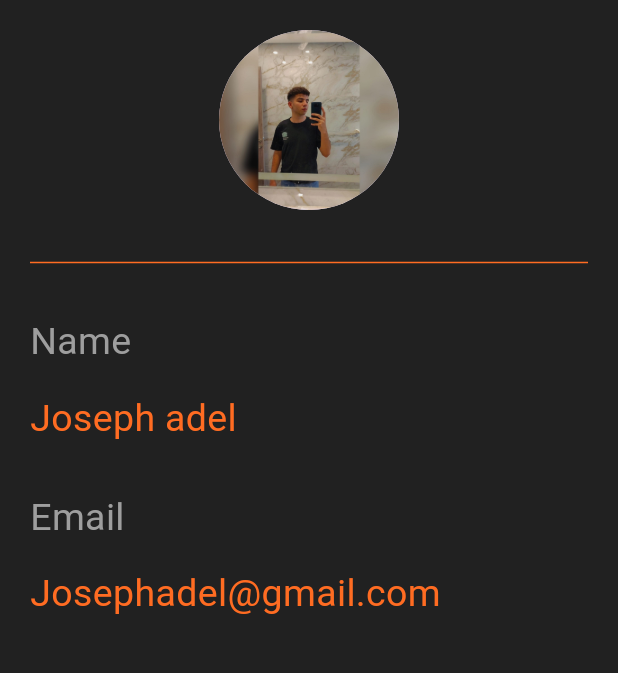
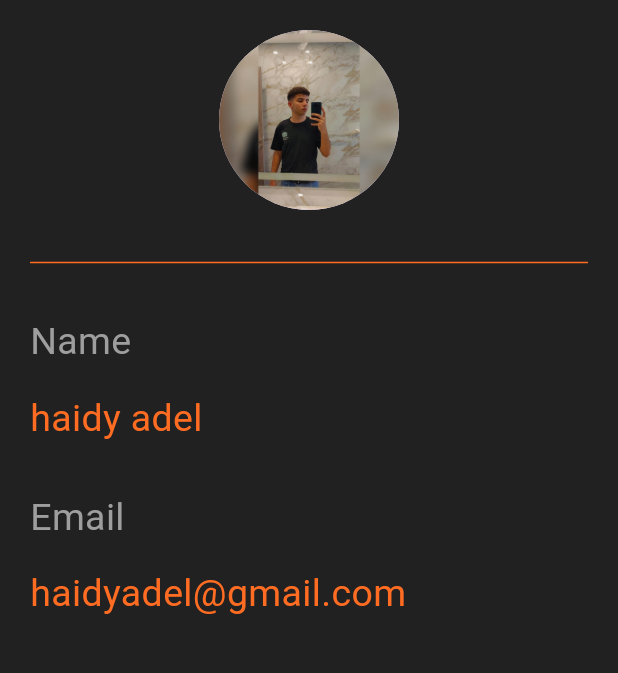
Before and after one commit to haidyadel12/flutter-project, a Flutter app: the info screen opened by its route, on a phone screen of 412 x 824 dp, the part 120-793 px from its top. Run offline on Flutter 3.47's test engine with Material 3 defaults, Android fonts, the phone set to English and light mode, and no system bars; our stand-ins replace supabase_flutter; accounts and stored records are empty.

Commit message:
info.dart

```diff
--- a/lib/pages/info.dart
+++ b/lib/pages/info.dart
@@ -51,7 +51,7 @@ class _infoState extends State<info> {
                   ),
                 ),
                 SizedBox(height: 15.0,),
-                Text('Joseph adel',
+                Text('haidy adel',
                   style: TextStyle(
                       color: Color(0xffff6c22),
                       fontSize: 25.0
@@ -71,7 +71,7 @@ class _infoState extends State<info> {
                   ),
                 ),
                 SizedBox(height: 15.0,),
-                Text('Josephadel@gmail.com',
+                Text('haidyadel@gmail.com',
                   style: TextStyle(
                       color: Color(0xffff6c22),
                       fontSize: 25.0
```
